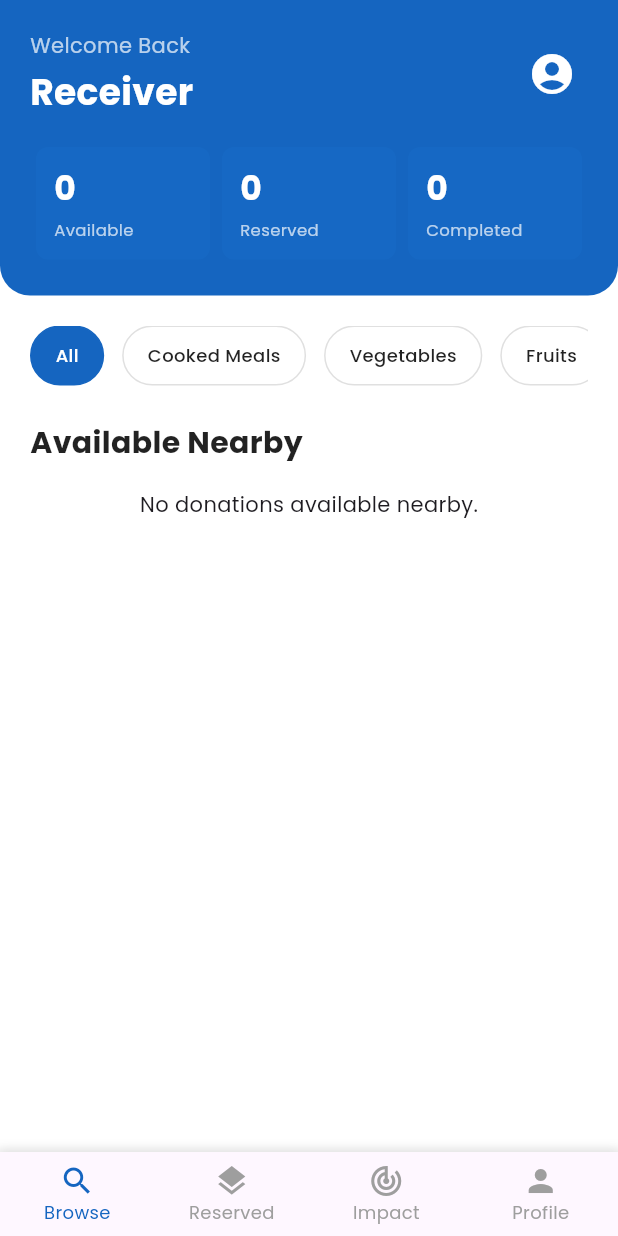
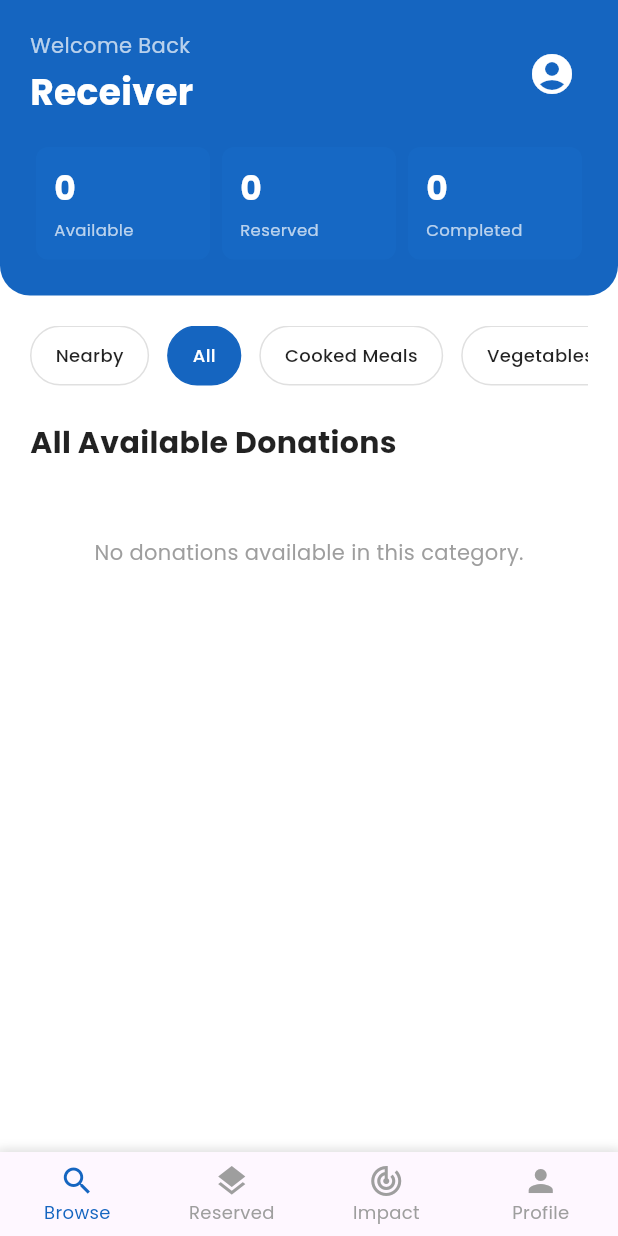
Before and after one commit to Rohan-shah1/AnnaDaan_Flutter, a Flutter app: the ReceiverDashboard screen opened by its route, after a tap on "All", on a phone screen of 412 x 824 dp. Run offline on Flutter 3.47's test engine with Material 3 defaults, Android fonts, the phone set to English and light mode, and no system bars; our stand-ins replace file_picker, geocoding, geolocator, google_fonts, google_maps_flutter, google_sign_in and 2 more; accounts and stored records are empty; network calls fail.

Commit message:
Updated receiver screen

```diff
--- a/lib/views/receiver_pages/receiver_browse_screen.dart
+++ b/lib/views/receiver_pages/receiver_browse_screen.dart
@@ -1,14 +1,19 @@
 import 'package:flutter/material.dart';
 import 'package:provider/provider.dart';
 import '../../services/api_service.dart';
+
 class ReceiverBrowseScreen extends StatefulWidget {
   const ReceiverBrowseScreen({super.key});
+
   @override
   _ReceiverBrowseScreenState createState() => _ReceiverBrowseScreenState();
 }
+
 class _ReceiverBrowseScreenState extends State<ReceiverBrowseScreen> {
-  String _selectedCategory = 'All';
+  String _selectedCategory = 'Nearby'; // Default to Nearby
+
   final List<String> _categories = [
+    'Nearby',
     'All',
     'Cooked Meals',
     'Vegetables',
@@ -16,33 +21,59 @@ class _ReceiverBrowseScreenState extends State<ReceiverBrowseScreen> {
     'Bakery',
     'Dairy'
   ];
+
   List<dynamic> _allDonations = [];
+  List<dynamic> _nearbyDonations = [];
   bool _isLoading = true;
+
   @override
   void initState() {
     super.initState();
     _fetchDonations();
   }
+
   Future<void> _fetchDonations() async {
     try {
       final apiService = Provider.of<ApiService>(context, listen: false);
-      final donations = await apiService.getNearbyDonations();
+
+      // Fetch nearby donations (10km radius)
+      final nearby = await apiService.getNearbyDonations(maxDistance: 10000);
+
+      // Fetch all donations (no distance limit)
+      final all = await apiService.getNearbyDonations();
+
+      if (mounted) {
         setState(() {
-        _allDonations = donations;
+          _nearbyDonations = nearby;
+          _allDonations = all;
           _isLoading = false;
         });
+      }
     } catch (e) {
       print('Error fetching donations: $e');
+      if (mounted) {
         setState(() {
           _isLoading = false;
         });
       }
     }
+  }
+
   @override
   Widget build(BuildContext context) {
-    final filteredDonations = _selectedCategory == 'All'
-        ? _allDonations
-        : _allDonations.where((donation) => donation['category'] == _selectedCategory).toList();
+    // Filter logic
+    List<dynamic> filteredDonations;
+    if (_selectedCategory == 'Nearby') {
+      filteredDonations = _nearbyDonations;
+    } else if (_selectedCategory == 'All') {
+      filteredDonations = _allDonations;
+    } else {
+      filteredDonations = _allDonations.where((donation) =>
+        donation['category'] == _selectedCategory ||
+        donation['foodType'] == _selectedCategory
+      ).toList();
+    }
+
     return Column(
       children: [
         // Dark Blue Header Section
@@ -107,7 +138,7 @@ class _ReceiverBrowseScreenState extends State<ReceiverBrowseScreen> {
               Row(
                 mainAxisAlignment: MainAxisAlignment.spaceBetween,
                 children: [
-                  _buildStatCard('${_allDonations.length}', 'Available', const Color(0xFF1976D2)),
+                  _buildStatCard('${filteredDonations.length}', 'Available', const Color(0xFF1976D2)),
                   _buildStatCard('0', 'Reserved', const Color(0xFF1976D2)),
                   _buildStatCard('0', 'Completed', const Color(0xFF1976D2)),
                 ],
@@ -164,10 +195,14 @@ class _ReceiverBrowseScreenState extends State<ReceiverBrowseScreen> {
                   ),
                 ),
                 const SizedBox(height: 24),
-                // Available Nearby Section
-                const Text(
-                  'Available Nearby',
-                  style: TextStyle(
+                // Dynamic Heading
+                Text(
+                  _selectedCategory == 'Nearby'
+                    ? 'Nearby Donations (within 10km)'
+                    : _selectedCategory == 'All'
+                      ? 'All Available Donations'
+                      : '$_selectedCategory Donations',
+                  style: const TextStyle(
                     fontSize: 20,
                     fontWeight: FontWeight.bold,
                     color: Colors.black87,
@@ -179,7 +214,20 @@ class _ReceiverBrowseScreenState extends State<ReceiverBrowseScreen> {
                 if (_isLoading)
                   const Center(child: CircularProgressIndicator())
                 else if (filteredDonations.isEmpty)
-                  const Center(child: Text('No donations available nearby.'))
+                  Center(
+                    child: Padding(
+                      padding: const EdgeInsets.all(32.0),
+                      child: Text(
+                        _selectedCategory == 'Nearby'
+                          ? 'No donations found within 10km.'
+                          : 'No donations available in this category.',
+                        style: const TextStyle(
+                          color: Colors.grey,
+                          fontFamily: 'Poppins',
+                        ),
+                      ),
+                    ),
+                  )
                 else
                   ...filteredDonations.map((donation) {
                     return Padding(
@@ -194,6 +242,7 @@ class _ReceiverBrowseScreenState extends State<ReceiverBrowseScreen> {
       ],
     );
   }
+
   Widget _buildStatCard(String value, String label, Color color) {
     return Expanded(
       child: Container(
@@ -229,6 +278,7 @@ class _ReceiverBrowseScreenState extends State<ReceiverBrowseScreen> {
       ),
     );
   }
+
   Widget _buildDonationCard(dynamic donation) {
     return Container(
       padding: const EdgeInsets.all(16),
@@ -395,6 +445,7 @@ class _ReceiverBrowseScreenState extends State<ReceiverBrowseScreen> {
       ),
     );
   }
+
   void _showDonationDetails(dynamic donation) {
     showModalBottomSheet(
       context: context,
@@ -478,6 +529,7 @@ class _ReceiverBrowseScreenState extends State<ReceiverBrowseScreen> {
       ),
     );
   }
+
   Widget _buildDetailRow(IconData icon, String label, dynamic value) {
     return Padding(
       padding: const EdgeInsets.only(bottom: 16),
@@ -514,6 +566,7 @@ class _ReceiverBrowseScreenState extends State<ReceiverBrowseScreen> {
       ),
     );
   }
+
   void _reservePickup(dynamic donation) {
     showDialog(
       context: context,
```
Lines whose indentation alone changed are shown as unchanged.
